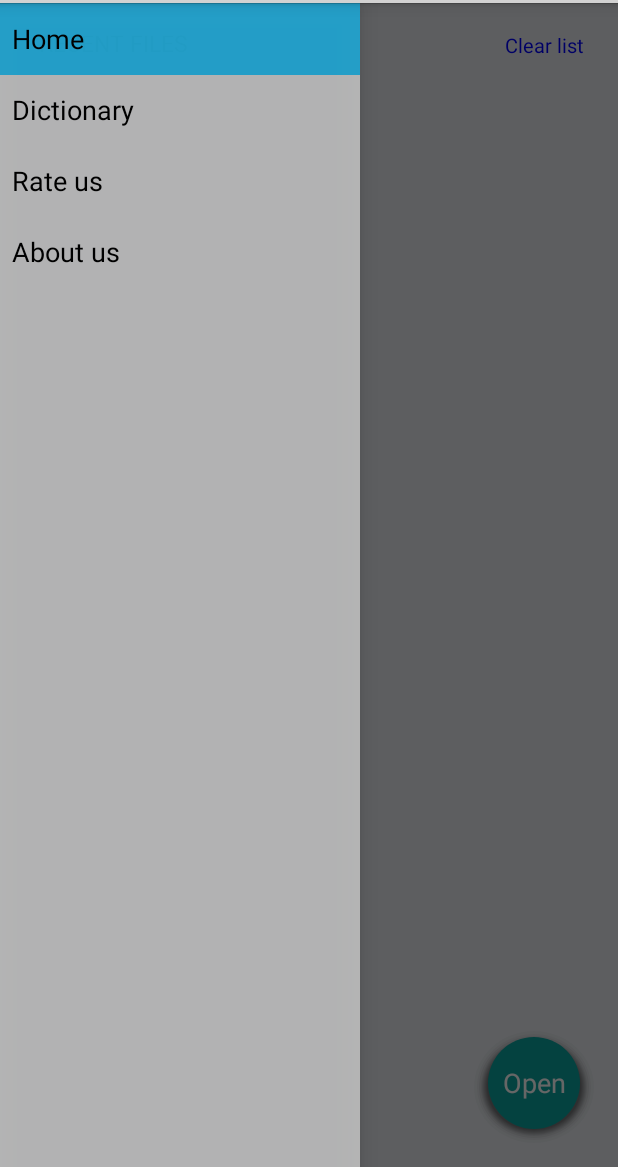
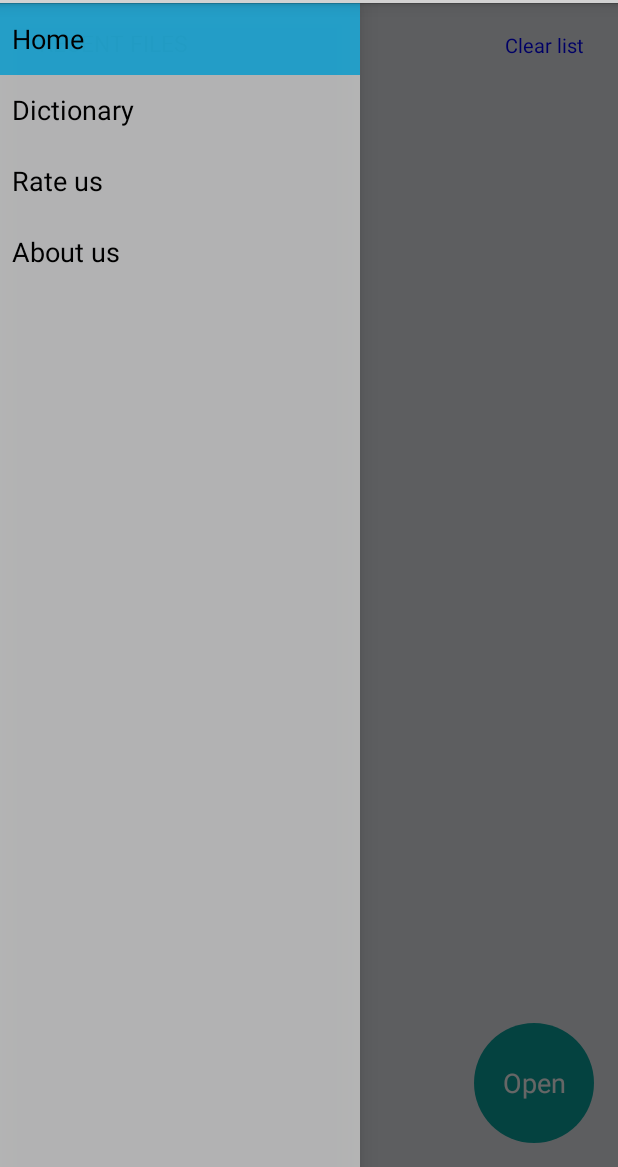
Before and after one commit to vijayakumar52/PDF-Reader-Android, an Android app: the screen it shows after launch (MainActivity), on a phone screen of 412 x 824 dp, the part 69-1236 px from its top. Run offline under Robolectric (Android 15) with nearby library versions, the phone set to English and light mode, and no system bars; 2 statements that could not run were skipped.

Commit message:
Bug fixes

```diff
--- a/app/src/main/AndroidManifest.xml
+++ b/app/src/main/AndroidManifest.xml
@@ -199,11 +199,6 @@
             android:label="@string/appName" >
         </activity>
 
-         <activity
-            android:name="com.librelio.activity.RateUs"
-            android:label="@string/appName" >
-        </activity>
-
         <activity
             android:name="com.niveales.wind.MainActivity"
             android:label="@string/appName" >
--- a/app/src/main/java/com/librelio/activity/MuPDFActivity.java
+++ b/app/src/main/java/com/librelio/activity/MuPDFActivity.java
@@ -218,8 +218,6 @@ public class MuPDFActivity extends Activity implements OnQueryTextListener {
 
         switch (item.getItemId()) {
             case android.R.id.home:
-                Intent i = new Intent(this, MainActivity.class);
-                startActivity(i);
                 this.finish();
                 break;
 
--- a/app/src/main/java/com/librelio/activity/RateUs.java
+++ /dev/null
@@ -1,28 +0,0 @@
-package com.librelio.activity;
-
-import android.app.Activity;
-import android.content.ActivityNotFoundException;
-import android.content.Intent;
-import android.net.Uri;
-import android.os.Bundle;
-
-public class RateUs extends Activity{
-
-	@Override
-	protected void onCreate(Bundle savedInstanceState) {
-		// TODO Auto-generated method stub
-		super.onCreate(savedInstanceState);
-		Uri uri = Uri.parse("market://details?id=" + this.getPackageName());
-		Intent goToMarket = new Intent(Intent.ACTION_VIEW, uri);
-		try {
-		  startActivity(goToMarket);
-		} catch (ActivityNotFoundException e) {
-		  startActivity(new Intent(Intent.ACTION_VIEW, Uri.parse("http://play.google.com/store/apps/details?id=" + this.getPackageName())));
-		}
-	}
-
-
-
-
-
-}
--- a/app/src/main/java/com/niveales/wind/MainActivity.java
+++ b/app/src/main/java/com/niveales/wind/MainActivity.java
@@ -7,7 +7,6 @@ import com.adsonik.pdfreaderwithdictionary.R;
 import com.librelio.activity.DictNew;
 import com.librelio.activity.Dictionary;
 import com.librelio.activity.MuPDFActivity;
-import com.librelio.activity.RateUs;
 
 import android.annotation.SuppressLint;
 import android.app.Activity;
@@ -15,10 +14,12 @@ import android.app.Activity;
 import android.app.ActionBar;
 import android.app.Fragment;
 import android.app.FragmentManager;
+import android.content.ActivityNotFoundException;
 import android.content.Context;
 import android.content.Intent;
 import android.content.SharedPreferences;
 import android.graphics.Typeface;
+import android.net.Uri;
 import android.os.Build;
 import android.os.Bundle;
 import android.preference.PreferenceManager;
@@ -51,7 +52,8 @@ public class MainActivity extends Activity implements
      */
     private CharSequence mTitle;
 
-	@SuppressLint("NewApi") @Override
+    @SuppressLint("NewApi")
+    @Override
     protected void onCreate(Bundle savedInstanceState) {
         super.onCreate(savedInstanceState);
         setContentView(R.layout.activity_main);
@@ -65,10 +67,11 @@ public class MainActivity extends Activity implements
                 (DrawerLayout) findViewById(R.id.drawer_layout));
     }
 
-	@SuppressLint("NewApi") @Override
+    @SuppressLint("NewApi")
+    @Override
     public void onNavigationDrawerItemSelected(int position) {
         // update the main content by replacing fragments
-		switch(position){
+        switch (position) {
             case 0:
 
                 FragmentManager fragmentManager = getFragmentManager();
@@ -78,15 +81,19 @@ public class MainActivity extends Activity implements
                                 PlaceholderFragment.newInstance(position + 1)).commit();
                 break;
             case 1:
-			Intent i=new Intent(MainActivity.this,DictNew.class);
+                Intent i = new Intent(MainActivity.this, DictNew.class);
                 startActivity(i);
-
 
                 break;
             case 2:
-			Intent i1=new Intent(MainActivity.this,RateUs.class);
-			startActivity(i1);
 
+                Uri uri = Uri.parse("market://details?id=" + this.getPackageName());
+                Intent goToMarket = new Intent(Intent.ACTION_VIEW, uri);
+                try {
+                    startActivity(goToMarket);
+                } catch (ActivityNotFoundException e) {
+                    startActivity(new Intent(Intent.ACTION_VIEW, Uri.parse("http://play.google.com/store/apps/details?id=" + this.getPackageName())));
+                }
                 break;
         }
     }
@@ -108,7 +115,8 @@ public class MainActivity extends Activity implements
         }
     }
 
-	@SuppressLint("NewApi") public void restoreActionBar() {
+    @SuppressLint("NewApi")
+    public void restoreActionBar() {
         ActionBar actionBar = getActionBar();
         actionBar.setNavigationMode(ActionBar.NAVIGATION_MODE_STANDARD);
         actionBar.setDisplayShowTitleEnabled(true);
@@ -143,13 +151,14 @@ public class MainActivity extends Activity implements
     /**
      * A placeholder fragment containing a simple view.
      */
-	@SuppressLint("NewApi") public static class PlaceholderFragment extends Fragment implements OnItemClickListener {
+    @SuppressLint("NewApi")
+    public static class PlaceholderFragment extends Fragment implements OnItemClickListener {
 
         Button enter;
-		 TextView t1,t2,t3;
+        TextView t1, t2, t3;
         ListView lv;
 
-		 ArrayList<String> list=null;
+        ArrayList<String> list = null;
         ArrayAdapter<String> adapter;
         SharedPreferences myPrefs;
 
@@ -161,7 +170,8 @@ public class MainActivity extends Activity implements
         /**
          * Returns a new instance of this fragment for the given section number.
          */
-		@SuppressLint("NewApi") public static PlaceholderFragment newInstance(int sectionNumber) {
+        @SuppressLint("NewApi")
+        public static PlaceholderFragment newInstance(int sectionNumber) {
             PlaceholderFragment fragment = new PlaceholderFragment();
             Bundle args = new Bundle();
             args.putInt(ARG_SECTION_NUMBER, sectionNumber);
@@ -179,24 +189,24 @@ public class MainActivity extends Activity implements
             View rootView = inflater.inflate(R.layout.fragment_main, container,
                     false);
 
-			enter=(Button)rootView.findViewById(R.id.button1);
-			t1=(TextView)rootView.findViewById(R.id.textView23);
-			t3=(TextView)rootView.findViewById(R.id.txtViewHistory);
+            enter = (Button) rootView.findViewById(R.id.button1);
+            t1 = (TextView) rootView.findViewById(R.id.textView23);
+            t3 = (TextView) rootView.findViewById(R.id.txtViewHistory);
             //t3.setTypeface(tf);
 
-			lv=(ListView)rootView.findViewById(R.id.listView1);
+            lv = (ListView) rootView.findViewById(R.id.listView1);
 
-			list=new ArrayList<String>();
-			myPrefs=PreferenceManager.getDefaultSharedPreferences(getActivity());
-			String check=myPrefs.getString("key",null);
-			if(check!=null){
+            list = new ArrayList<String>();
+            myPrefs = PreferenceManager.getDefaultSharedPreferences(getActivity());
+            String check = myPrefs.getString("key", null);
+            if (check != null) {
                 t3.setVisibility(View.VISIBLE);
-			String[] valuee=check.split(";",-1);
-			for(int i=0;i<valuee.length;i++){
+                String[] valuee = check.split(";", -1);
+                for (int i = 0; i < valuee.length; i++) {
                     list.add(valuee[i]);
                 }
             }
-			adapter=new ArrayAdapter<String>(getActivity(),R.layout.grouprow,R.id.txtView1,list);
+            adapter = new ArrayAdapter<String>(getActivity(), R.layout.grouprow, R.id.txtView1, list);
             adapter.notifyDataSetChanged();
 
             lv.setAdapter(adapter);
@@ -219,10 +229,10 @@ public class MainActivity extends Activity implements
                 public void onClick(View v) {
                     // TODO Auto-generated method stub
 
-					 Intent in=new Intent();
+                    Intent in = new Intent();
                     in.setAction(Intent.ACTION_GET_CONTENT);
                     in.setType("file/*");
-					 startActivityForResult(in,21);
+                    startActivityForResult(in, 21);
                 }
             });
 
@@ -237,21 +247,21 @@ public class MainActivity extends Activity implements
             ((MainActivity) activity).onSectionAttached(getArguments().getInt(
                     ARG_SECTION_NUMBER));
         }
+
         @Override
         public void onActivityResult(int requestCode, int resultCode, Intent data) {
             // TODO Auto-generated method stub
             super.onActivityResult(requestCode, resultCode, data);
 
-			if(requestCode==21){
-				if(resultCode==RESULT_OK){
+            if (requestCode == 21) {
+                if (resultCode == RESULT_OK) {
 
-			String filep=data.getData().getPath();
-			String name=data.getData().getLastPathSegment();
-			Intent iii=new Intent(getActivity(),MuPDFActivity.class);
+                    String filep = data.getData().getPath();
+                    String name = data.getData().getLastPathSegment();
+                    Intent iii = new Intent(getActivity(), MuPDFActivity.class);
                     iii.putExtra("returnvalue", filep);
                     iii.putExtra("name", name);
                     startActivity(iii);
-			getActivity().finish();
                 }
             }
 
@@ -261,20 +271,19 @@ public class MainActivity extends Activity implements
         public void onItemClick(AdapterView<?> parent, View view, int position,
                                 long id) {
             // TODO Auto-generated method stub
-			String abc=(String)parent.getItemAtPosition(position);
-			String output=null;
-			String ab=myPrefs.getString("path", null);
-			String a[]=ab.split(";",-1);
-			for(int i=0;i<a.length;i++){
-				if(a[i].contains(abc)){
-					output=a[i];
+            String abc = (String) parent.getItemAtPosition(position);
+            String output = null;
+            String ab = myPrefs.getString("path", null);
+            String a[] = ab.split(";", -1);
+            for (int i = 0; i < a.length; i++) {
+                if (a[i].contains(abc)) {
+                    output = a[i];
                 }
             }
-			Intent iii=new Intent(getActivity(),MuPDFActivity.class);
+            Intent iii = new Intent(getActivity(), MuPDFActivity.class);
             iii.putExtra("returnvalue", output);
             iii.putExtra("name", abc);
             startActivity(iii);
-			getActivity().finish();
         }
 
     }
--- a/app/src/main/res/drawable/floating.xml
+++ b/app/src/main/res/drawable/floating.xml
@@ -1,119 +1,5 @@
 <?xml version="1.0" encoding="utf-8"?>
 <layer-list xmlns:android="http://schemas.android.com/apk/res/android">
-<item android:top="8px">
-    <layer-list>
-        <item>
-            <shape android:shape="oval">
-                <solid android:color="#08000000"/>
-                <padding
-                    android:bottom="3px"
-                    android:left="3px"
-                    android:right="3px"
-                    android:top="3px"
-                    />
-            </shape>
-        </item>
-        <item>
-            <shape android:shape="oval">
-                <solid android:color="#09000000"/>
-                <padding
-                    android:bottom="2px"
-                    android:left="2px"
-                    android:right="2px"
-                    android:top="2px"
-                    />
-            </shape>
-        </item>
-        <item>
-            <shape android:shape="oval">
-                <solid android:color="#10000000"/>
-                <padding
-                    android:bottom="2px"
-                    android:left="2px"
-                    android:right="2px"
-                    android:top="2px"
-                    />
-            </shape>
-        </item>
-        <item>
-            <shape android:shape="oval">
-                <solid android:color="#11000000"/>
-                <padding
-                    android:bottom="1px"
-                    android:left="1px"
-                    android:right="1px"
-                    android:top="1px"
-                    />
-            </shape>
-        </item>
-        <item>
-            <shape android:shape="oval">
-                <solid android:color="#12000000"/>
-                <padding
-                    android:bottom="1px"
-                    android:left="1px"
-                    android:right="1px"
-                    android:top="1px"
-                    />
-            </shape>
-        </item>
-        <item>
-            <shape android:shape="oval">
-                <solid android:color="#13000000"/>
-                <padding
-                    android:bottom="1px"
-                    android:left="1px"
-                    android:right="1px"
-                    android:top="1px"
-                    />
-            </shape>
-        </item>
-        <item>
-            <shape android:shape="oval">
-                <solid android:color="#14000000"/>
-                <padding
-                    android:bottom="1px"
-                    android:left="1px"
-                    android:right="1px"
-                    android:top="1px"
-                    />
-            </shape>
-        </item>
-        <item>
-            <shape android:shape="oval">
-                <solid android:color="#15000000"/>
-                <padding
-                    android:bottom="1px"
-                    android:left="1px"
-                    android:right="1px"
-                    android:top="1px"
-                    />
-            </shape>
-        </item>
-        <item>
-            <shape android:shape="oval">
-                <solid android:color="#16000000"/>
-                <padding
-                    android:bottom="1px"
-                    android:left="1px"
-                    android:right="1px"
-                    android:top="1px"
-                    />
-            </shape>
-        </item>
-        <item>
-            <shape android:shape="oval">
-                <solid android:color="#17000000"/>
-                <padding
-                    android:bottom="1px"
-                    android:left="1px"
-                    android:right="1px"
-                    android:top="1px"
-                    />
-            </shape>
-        </item>
-    </layer-list>
-</item>
 <item>
     <shape android:shape="oval">
 
```
Lines whose indentation alone changed are shown as unchanged.
